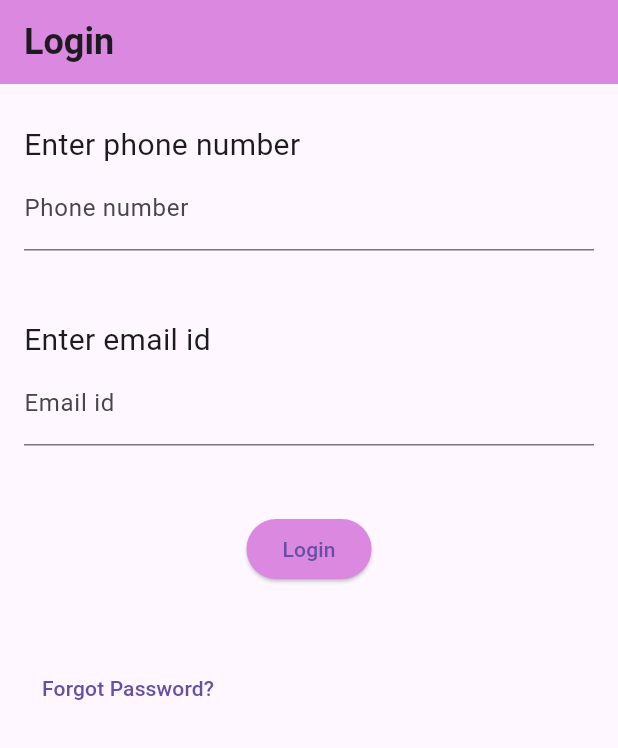
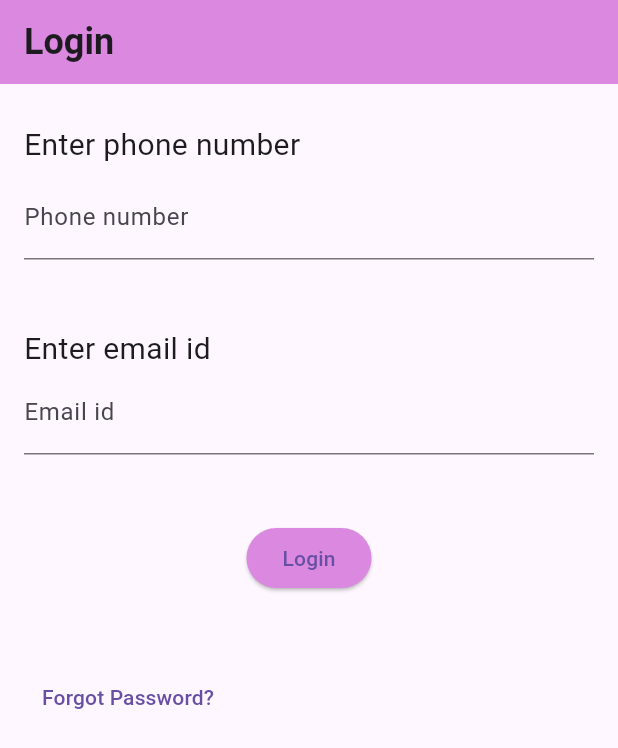
Before and after one commit to opencodeiiita/Donation-App, a Flutter app: the screen it shows after launch, on a phone screen of 412 x 824 dp. Shown: the top 748 px of the screen. Run offline on Flutter 3.47's test engine with Material 3 defaults, Android fonts, the light colour scheme and no system bars; our stand-ins replace animated_splash_screen, firebase_auth, page_transition; accounts and stored records are empty.

Commit message:
Update login.dart

```diff
--- a/lib/login.dart
+++ b/lib/login.dart
@@ -2,7 +2,7 @@ import 'package:flutter/material.dart';
 import 'forgot_password_screen.dart';
 
 class LoginScreen extends StatefulWidget {
-  const LoginScreen({super.key});
+  const LoginScreen({Key ? key});
 
   State<StatefulWidget> createState() => _LoginScreen();
 }
@@ -32,9 +32,9 @@ class _LoginScreen extends State<LoginScreen> {
                   "Enter phone number",
                   style: TextStyle(fontSize: 20),
                 ),
-                // SizedBox(
-                //   height: 6,
-                // ),
+                 SizedBox(
+                   height: 6,
+                 ),
                 Container(
                   child: TextField(
                     controller: phoneController,
```
